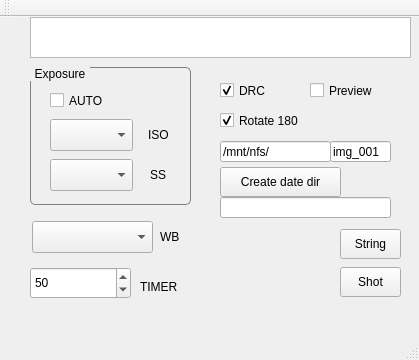
The window that model_main.ui (gambler-777/rpi_01) describes before a commit, drawn with Qt 5.
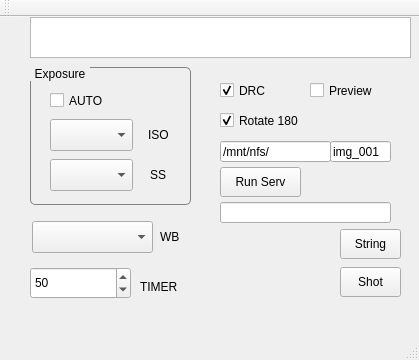
The same window after the commit.

Diff of the .ui file:
```diff
--- a/model_main.ui
+++ b/model_main.ui
@@ -295,19 +295,19 @@
      <rect>
       <x>220</x>
       <y>150</y>
-      <width>121</width>
+      <width>81</width>
       <height>30</height>
      </rect>
     </property>
     <property name="text">
-     <string>Create date dir</string>
+     <string>Run Serv</string>
     </property>
    </widget>
    <widget class="QLineEdit" name="LineDate">
     <property name="geometry">
      <rect>
       <x>220</x>
-      <y>180</y>
+      <y>185</y>
       <width>171</width>
       <height>21</height>
      </rect>
```
